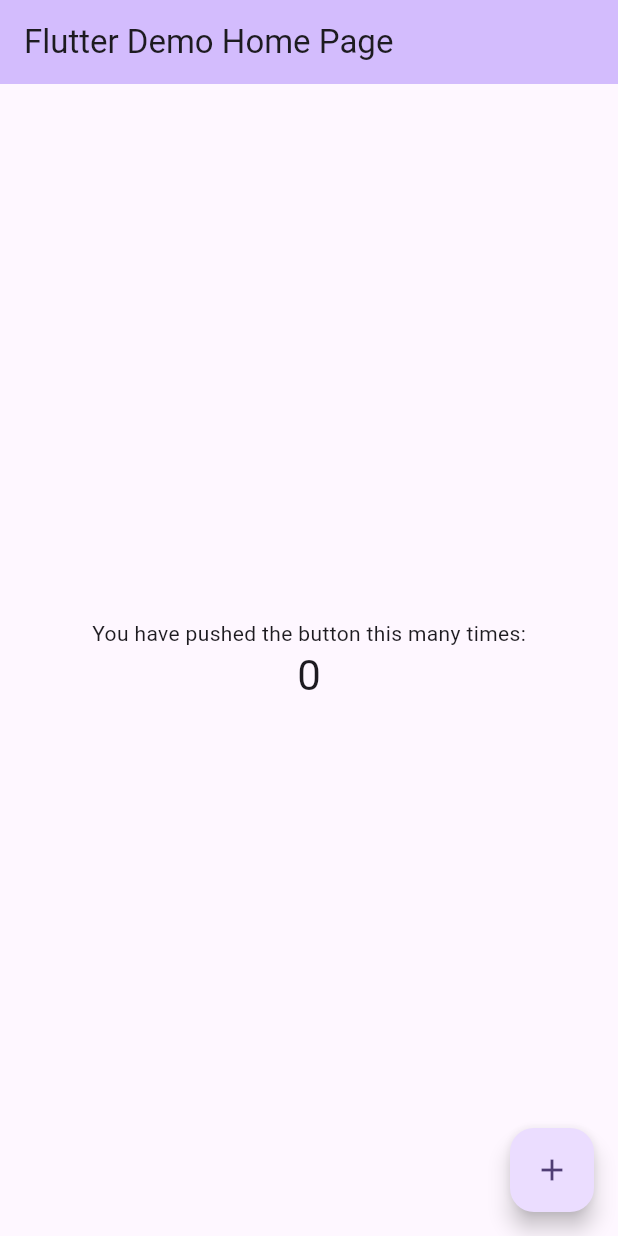
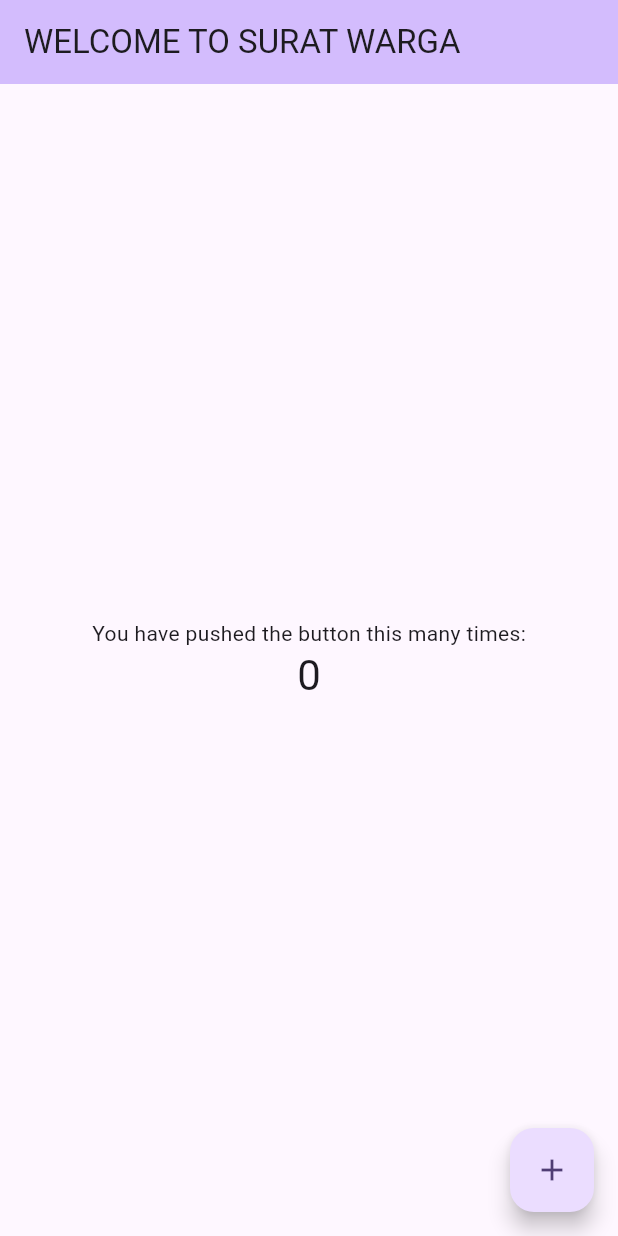
Before and after one commit to UlfiatulRosida/surat_warga, a Flutter app: the screen it shows after launch, on a phone screen of 412 x 824 dp. Run offline on Flutter 3.47's test engine with Material 3 defaults, Android fonts, the phone set to English and light mode, and no system bars.

Commit message:
apa ajaa

```diff
--- a/lib/main.dart
+++ b/lib/main.dart
@@ -11,7 +11,7 @@ class MyApp extends StatelessWidget {
   @override
   Widget build(BuildContext context) {
     return MaterialApp(
-      title: 'Flutter Demo',
+      title: 'Surat Warga',
       theme: ThemeData(
         // This is the theme of your application.
         //
@@ -31,7 +31,7 @@ class MyApp extends StatelessWidget {
         colorScheme: ColorScheme.fromSeed(seedColor: Colors.deepPurple),
         useMaterial3: true,
       ),
-      home: const MyHomePage(title: 'Flutter Demo Home Page'),
+      home: const MyHomePage(title: 'WELCOME TO SURAT WARGA'),
     );
   }
 }
```
